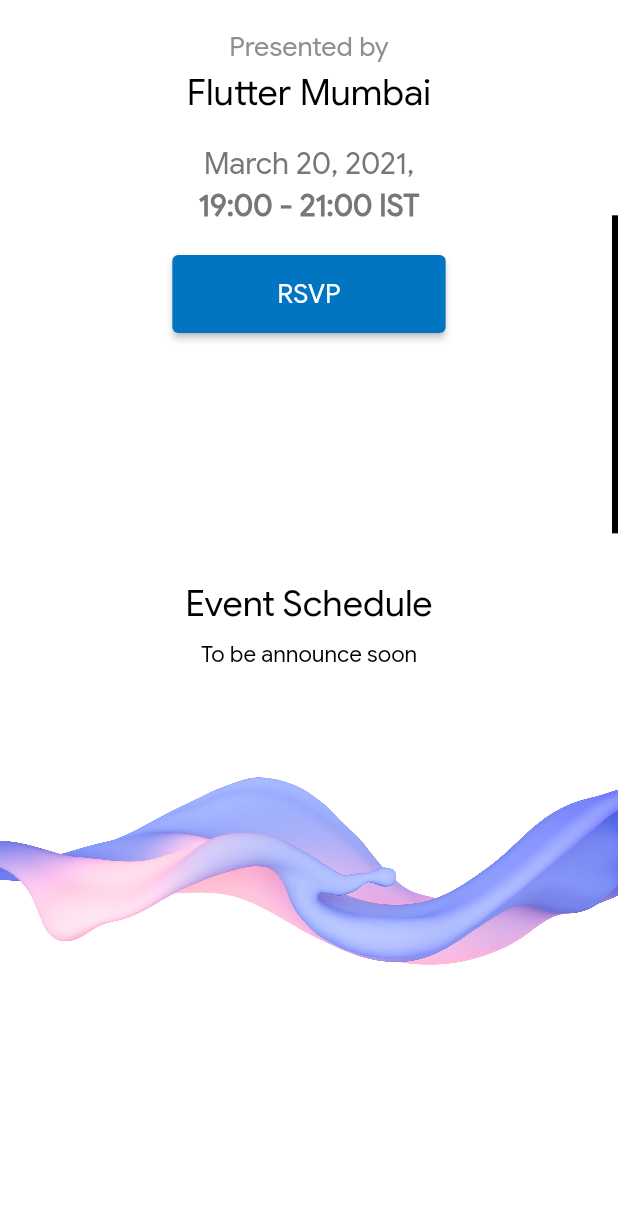
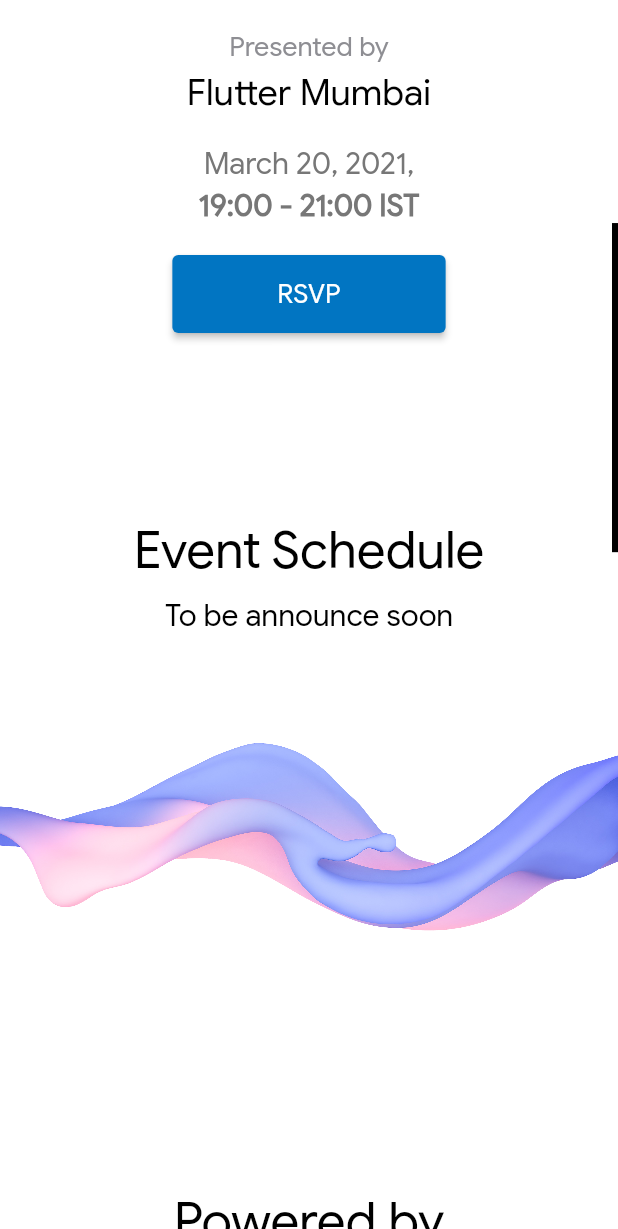
Before and after one commit to FlutterMumbai/Flutter_Engage_Extended_Mumbai, a Flutter app: the screen it shows after launch, scrolled down 576 dp, on a phone screen of 412 x 824 dp, the part 7-1236 px from its top. Run offline on Flutter 3.47's test engine with Material 2 defaults, Android fonts, the phone set to English and light mode, and no system bars.

Commit message:
Update event_schedule_page.dart

```diff
--- a/lib/pages/event_schedule_page.dart
+++ b/lib/pages/event_schedule_page.dart
@@ -32,7 +32,7 @@
               SizedBox(
                 height: 70.0,
               ),
-              Flexible(
+              Container(
                 child: Image.asset(
                   Assets.liquidArt,
                   width: MediaQuery.of(context).size.width,
@@ -82,23 +82,21 @@
     } else {
       return Container(
         width: MediaQuery.of(context).size.width,
-        height: MediaQuery.of(context).size.height / 1.5,
+        height: MediaQuery.of(context).size.height / 1.7,
         child: Center(
           child: Column(
             mainAxisAlignment: MainAxisAlignment.center,
             children: [
               Text(
                 "Event Schedule",
-                style: Theme.of(context).textTheme.headline5,
+                style: Theme.of(context).textTheme.headline4,
               ),
               SizedBox(
                 height: 10.0,
               ),
               Text(
                 "To be announce soon",
-                style: Theme.of(context).textTheme.subtitle1!.copyWith(
-                  fontSize: 15.0,
-                ),
+                style: Theme.of(context).textTheme.headline6,
               ),
               SizedBox(
                 height: 70.0,
```
